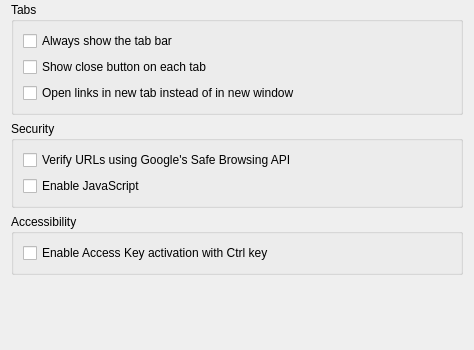
This is configuration/ui/settings_browser.ui in KDE/akregator as Qt 5 draws it before an edit; both pictures show x 0 to 474 and y 160 to 510 of the 474 by 510 pixel window. The edited form follows.
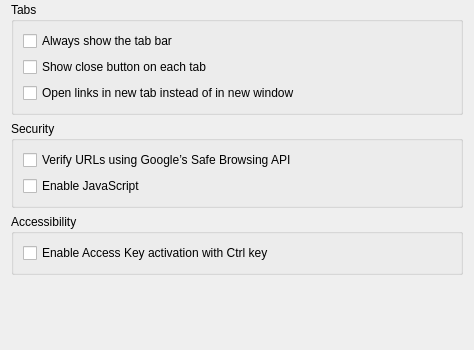
This is the edited form.

Diff of the .ui file:
```diff
--- a/configuration/ui/settings_browser.ui
+++ b/configuration/ui/settings_browser.ui
@@ -143,7 +143,7 @@
       <item>
        <widget class="QCheckBox" name="kcfg_CheckPhishingUrl">
         <property name="text">
-         <string>Verify URLs using Google's Safe Browsing API</string>
+         <string>Verify URLs using Google’s Safe Browsing API</string>
         </property>
        </widget>
       </item>
```
